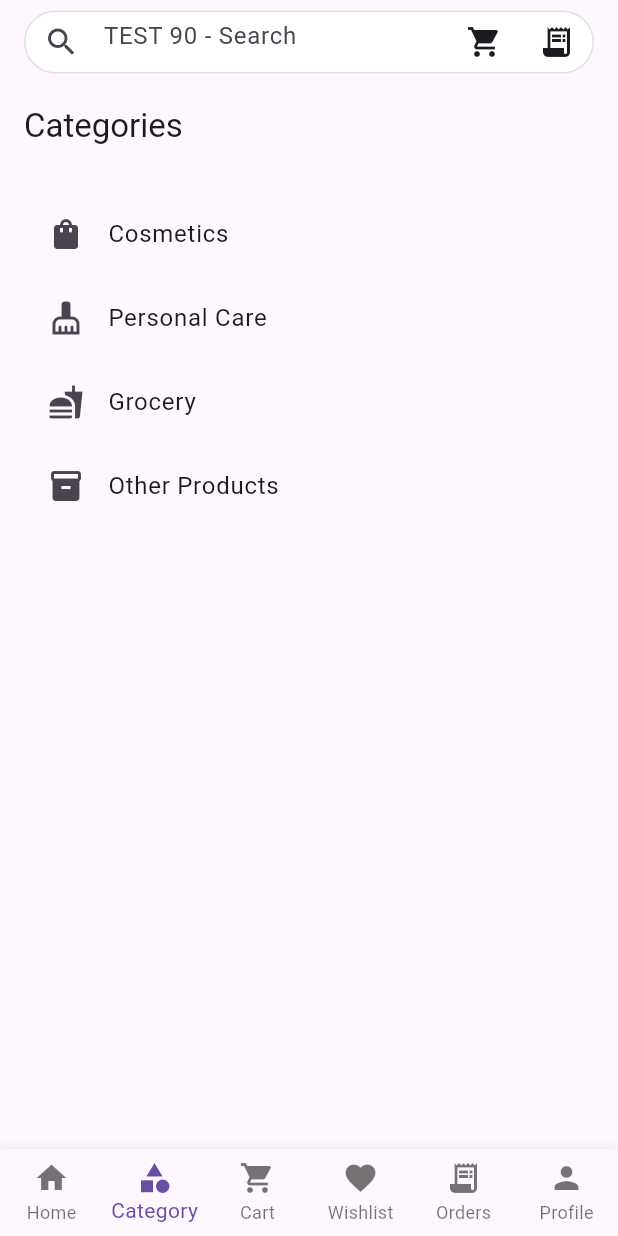
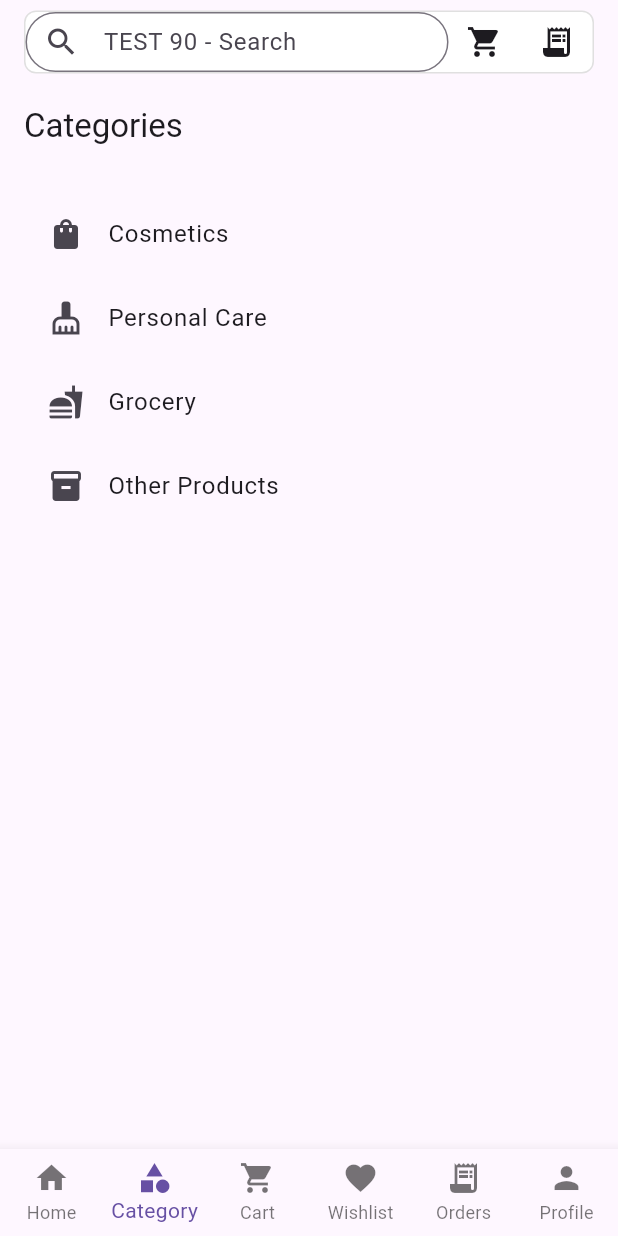
Before and after one commit to abrarkhan02ak/b2b_app, a Flutter app: the screen it shows after launch, item 2 of the bottom bar chosen, on a phone screen of 412 x 824 dp. Run offline on Flutter 3.47's test engine with Material 3 defaults, Android fonts, the phone set to English and light mode, and no system bars; our stand-ins replace shared_preferences.

Commit message:
Add search box border styling

```diff
--- a/lib/main.dart
+++ b/lib/main.dart
@@ -311,7 +311,7 @@ onBuyNow: () {
     height: 42,
     decoration: BoxDecoration(
       color: Colors.white,
-      borderRadius: BorderRadius.circular(25),
+      borderRadius: BorderRadius.circular(8),
       border: Border.all(
         color: Colors.grey.shade300,
       ),
@@ -326,12 +326,17 @@ onBuyNow: () {
                 searchText = value.toLowerCase();
               });
             },
-            decoration: const InputDecoration(
-              hintText: "TEST 90 - Search",
-              prefixIcon: Icon(Icons.search),
-              border: InputBorder.none,
-              contentPadding: EdgeInsets.zero,
-            ),
+   decoration: InputDecoration(
+  hintText: "TEST 90 - Search",
+  prefixIcon: const Icon(Icons.search),
+  border: OutlineInputBorder(
+    borderRadius: BorderRadius.circular(25),
+    borderSide: BorderSide(
+      color: Colors.grey.shade300,
+    ),
+  ),
+  contentPadding: EdgeInsets.zero,
+),
           ),
         ),
 
```
